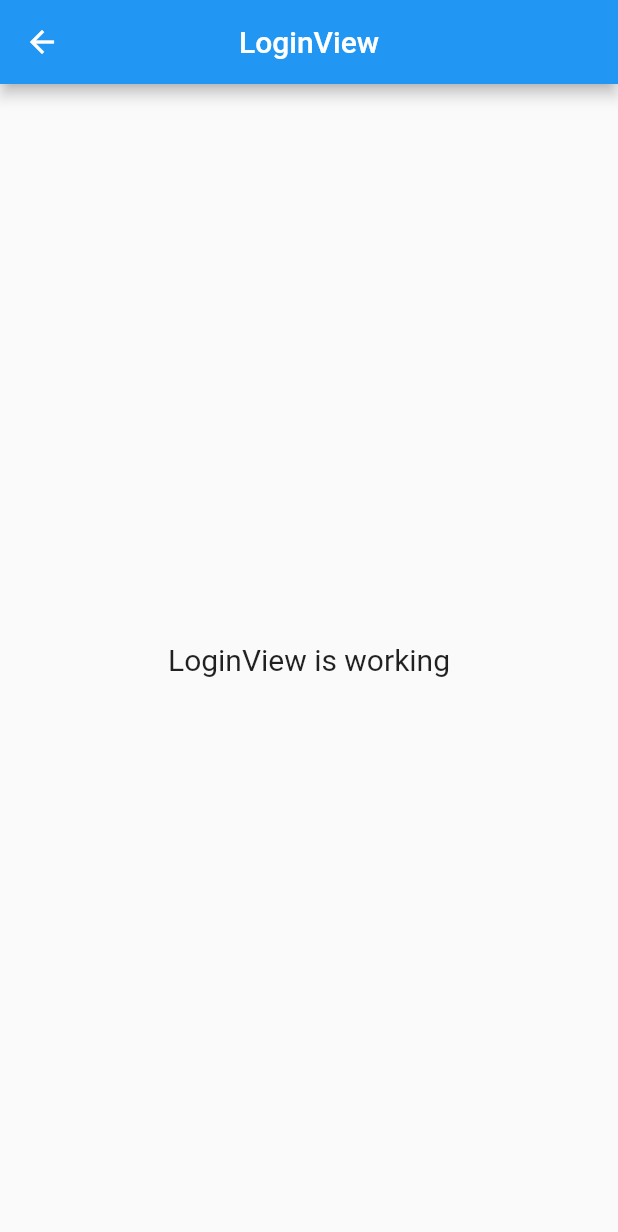
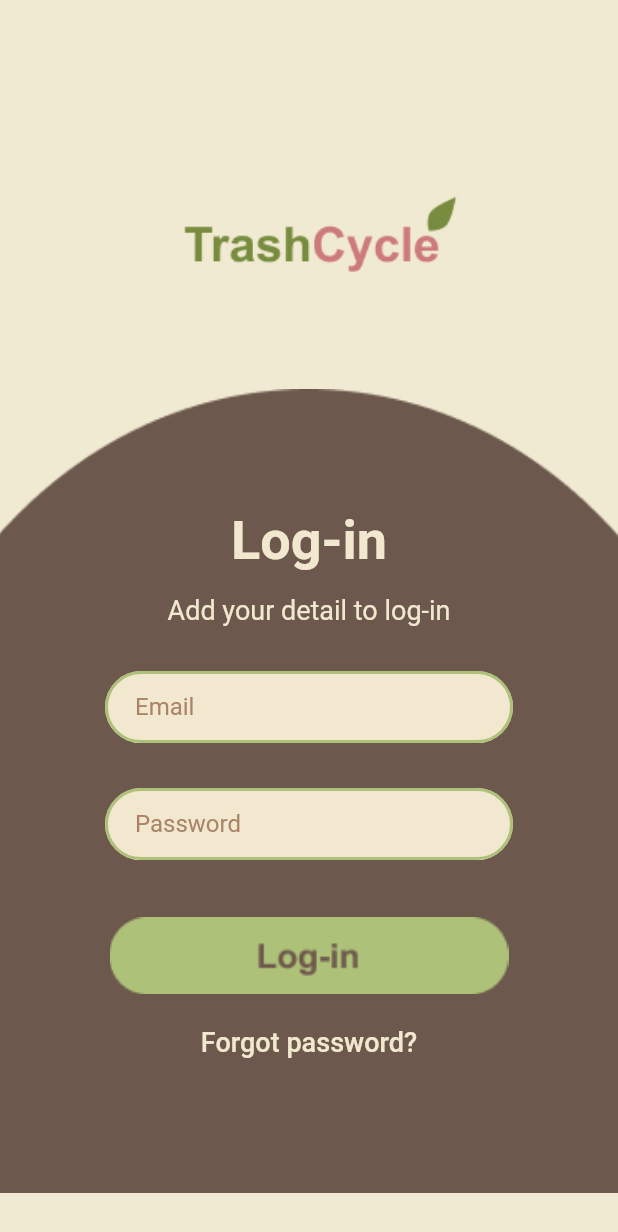
Before and after one commit to zzeeyyaa/Trash-Classification, a Flutter app: the LoginView screen opened by its route, on a phone screen of 412 x 824 dp. Shown: the top 1232 px of the screen. Run offline on Flutter 3.47's test engine with Material 2 defaults, Android fonts, the phone set to English and light mode, and no system bars; our stand-ins replace get.

Commit message:
update login view

```diff
--- a/lib/app/modules/home/views/home_view.dart
+++ b/lib/app/modules/home/views/home_view.dart
@@ -9,6 +9,7 @@ class HomeView extends GetView<HomeController> {
   @override
   Widget build(BuildContext context) {
     return Scaffold(
+
       appBar: AppBar(
         title: const Text('HomeView'),
         centerTitle: true,
--- a/lib/app/modules/login/views/login_view.dart
+++ b/lib/app/modules/login/views/login_view.dart
@@ -9,16 +9,145 @@ class LoginView extends GetView<LoginController> {
   @override
   Widget build(BuildContext context) {
     return Scaffold(
-      appBar: AppBar(
-        title: const Text('LoginView'),
-        centerTitle: true,
-      ),
+      backgroundColor: Color(0xFFF0EAD2),
+      resizeToAvoidBottomInset: true,
       body: Center(
-        child: Text(
-          'LoginView is working',
-          style: TextStyle(fontSize: 20),
+          child: Container(
+        height: Get.height,
+        width: Get.width,
+        child: ListView(
+          // mainAxisAlignment: MainAxisAlignment.end,
+          // crossAxisAlignment: CrossAxisAlignment.center,
+          children: [
+            Padding(
+              padding:
+                  EdgeInsets.only(right: 10, left: 30, bottom: 50, top: 100),
+              child: Image.asset(
+                "assets/images/logo.png",
+              ),
+            ),
+            Container(
+              decoration: BoxDecoration(
+                // color: const Color(0xFF6C584C),
+                image: DecorationImage(
+                  alignment: Alignment.bottomCenter,
+                  image: AssetImage(
+                    "assets/images/bglogin.png",
+                  ),
+                  fit: BoxFit.cover,
+                ),
+                //   borderRadius: BorderRadius.only(
+                //       topLeft: Radius.circular(170),
+                //       topRight: Radius.circular(170)),
+              ),
+              width: Get.width,
+              height: Get.height * 0.65,
+              child: SingleChildScrollView(
+                child: Column(
+                  children: [
+                    Padding(
+                      padding: EdgeInsets.only(top: 80),
+                      child: Text(
+                        "Log-in",
+                        textAlign: TextAlign.center,
+                        style: TextStyle(
+                            color: Color(0xfffF2E8CF),
+                            fontSize: 36,
+                            fontWeight: FontWeight.bold),
+                      ),
+                    ),
+                    Padding(
+                      padding: EdgeInsets.symmetric(vertical: 15),
+                      child: Text(
+                        "Add your detail to log-in",
+                        textAlign: TextAlign.center,
+                        style: TextStyle(
+                          color: Color(0xfffF2E8CF),
+                          fontSize: 18,
+                        ),
+                      ),
+                    ),
+                    Padding(
+                      padding: const EdgeInsets.symmetric(
+                          horizontal: 70, vertical: 15),
+                      child: TextField(
+                        // controller: controller.emailU,
+                        decoration: InputDecoration(
+                            hintMaxLines: 1,
+                            filled: true,
+                            enabledBorder: OutlineInputBorder(
+                              borderRadius: BorderRadius.circular(30),
+                              borderSide: BorderSide(
+                                color: Color(0xFFADC178),
+                                width: 2,
+                              ),
+                            ),
+                            hintText: 'Email',
+                            hintStyle: TextStyle(color: Color(0xFFA98467)),
+                            contentPadding: EdgeInsets.only(left: 20),
+                            fillColor: Color(0xffF2E8CF),
+                            focusedBorder: OutlineInputBorder(
+                                borderRadius: BorderRadius.circular(30),
+                                borderSide: BorderSide(
+                                    color: Color(0xffCC7A7B), width: 2))),
+                      ),
+                    ),
+                    Padding(
+                      padding: const EdgeInsets.symmetric(
+                          horizontal: 70, vertical: 15),
+                      child: TextField(
+                        // controller: controller.emailU,
+                        obscureText: true,
+                        obscuringCharacter: "*",
+                        decoration: InputDecoration(
+                            hintMaxLines: 1,
+                            filled: true,
+                            enabledBorder: OutlineInputBorder(
+                              borderRadius: BorderRadius.circular(30),
+                              borderSide: BorderSide(
+                                color: Color(0xFFADC178),
+                                width: 2,
+                              ),
+                            ),
+                            hintText: 'Password',
+                            hintStyle: TextStyle(color: Color(0xFFA98467)),
+                            contentPadding: EdgeInsets.only(left: 20),
+                            fillColor: Color(0xffF2E8CF),
+                            focusedBorder: OutlineInputBorder(
+                                borderRadius: BorderRadius.circular(30),
+                                borderSide: BorderSide(
+                                    color: Color(0xffCC7A7B), width: 2))),
+                      ),
+                    ),
+                    Padding(
+                      padding: EdgeInsets.only(top: 15, right: 65, left: 65),
+                      child: TextButton(
+                        onPressed: () {},
+                        child: Image.asset(
+                          "assets/buttons/login.png",
+                          fit: BoxFit.fitWidth,
+                          width: Get.width,
+                        ),
+                      ),
+                    ),
+                    TextButton(
+                      child: Text(
+                        "Forgot password?",
+                        textAlign: TextAlign.center,
+                        style: TextStyle(
+                          color: Color(0xfffF2E8CF),
+                          fontSize: 18,
+                        ),
+                      ),
+                      onPressed: () {},
+                    ),
+                  ],
+                ),
+              ),
+            )
+          ],
         ),
-      ),
+      )),
     );
   }
 }
--- a/lib/app/widgets/splash.dart
+++ b/lib/app/widgets/splash.dart
@@ -8,14 +8,14 @@ class SplashScreen extends StatelessWidget {
     return MaterialApp(
       debugShowCheckedModeBanner: false,
       home: Scaffold(
-          backgroundColor: Color(0xFFD9D9D9),
+          backgroundColor: Color(0xFFF0EAD2),
           body: Center(
             child: Container(
-                // child: Image.asset(
-                //   "assets/images/splash.png",
-                //   fit: BoxFit.fitWidth,
-                // ),
-                ),
+              child: Image.asset(
+                "assets/images/splash.png",
+                fit: BoxFit.fitWidth,
+              ),
+            ),
           )),
     );
   }
--- a/lib/main.dart
+++ b/lib/main.dart
@@ -19,8 +19,9 @@ class MyApp extends StatelessWidget {
         builder: (context, snapshot) {
           if (snapshot.connectionState == ConnectionState.done) {
             return GetMaterialApp(
+              debugShowCheckedModeBanner: false,
               title: "Application",
-              initialRoute: AppPages.INITIAL,
+              initialRoute: Routes.LOGIN,
               getPages: AppPages.routes,
             );
           } else {
--- a/pubspec.yaml
+++ b/pubspec.yaml
@@ -18,3 +18,6 @@ dev_dependencies:
 
 flutter:
   uses-material-design: true
+  assets:
+  - assets/images/
+  - assets/buttons/
```
Also changed, not shown: assets/buttons/login.png (added), assets/images/bglogin.png (added), assets/images/logo.png (added), assets/images/splash.png (added).
